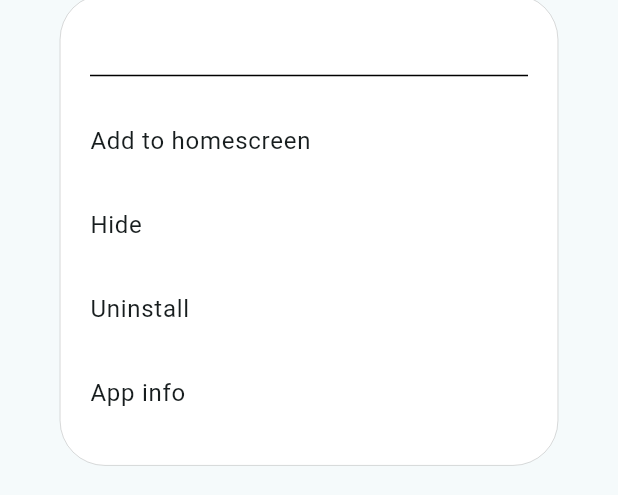
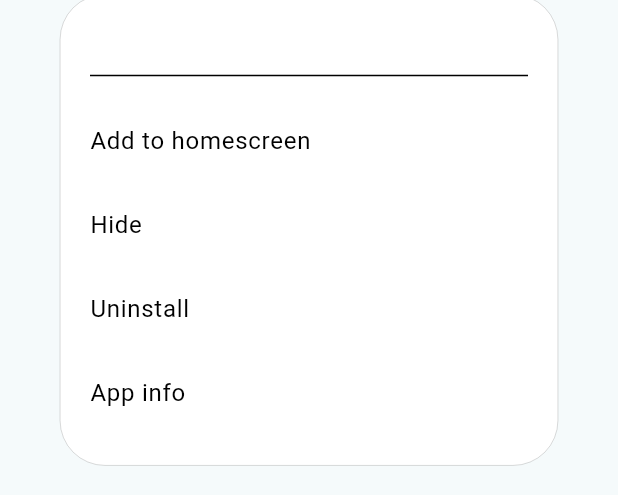
Before and after one commit to vishag002/theme_launcher, a Flutter app: the SimpleAlertDialogWidget widget shown alone on an empty page, opened directly with empty values, on a phone screen of 412 x 824 dp. Shown: the part 388-883 px from the top of the screen. Run offline on Flutter 3.47's test engine with Material 3 defaults, Android fonts, the light colour scheme and no system bars; our stand-ins replace carousel_slider, flutter_colorpicker, flutter_riverpod, get, shared_preferences; missing offline and left inert: installed_apps; accounts and stored records are empty; network calls fail.

Commit message:
app info

```diff
--- a/lib/views/home_screen.dart
+++ b/lib/views/home_screen.dart
@@ -59,6 +59,16 @@ class HomeScreen extends ConsumerWidget {
                 child: Container(
                   // color: Colors.amber.withOpacity(0.5),
                   width: w1,
+                  child: ListView.builder(
+                    physics: NeverScrollableScrollPhysics(),
+                    itemCount: 5,
+                    itemBuilder: (context, index) {
+                      return ListTile(
+                        textColor: Colors.white,
+                        title: Text("data"),
+                      );
+                    },
+                  ),
                 ),
               ),
             ],
--- a/lib/widgets/clock widgets/app_info_popUP_widget.dart
+++ b/lib/widgets/clock widgets/app_info_popUP_widget.dart
@@ -47,10 +47,11 @@ class SimpleAlertDialogWidget extends StatelessWidget {
             Column(
               crossAxisAlignment: CrossAxisAlignment.start,
               children: [
-                _buildFunctionTile('Add to homescreen', onAddToHomeScreen),
-                _buildFunctionTile('Hide', onHideApp),
-                _buildFunctionTile('Uninstall', onUninstallApp),
-                _buildFunctionTile('App info', onAppInfo),
+                _buildFunctionTile(
+                    'Add to homescreen', onAddToHomeScreen, context),
+                _buildFunctionTile('Hide', onHideApp, context),
+                _buildFunctionTile('Uninstall', onUninstallApp, context),
+                _buildFunctionTile('App info', onAppInfo, context),
               ],
             ),
           ],
@@ -59,36 +60,15 @@ class SimpleAlertDialogWidget extends StatelessWidget {
     );
   }
 
-  Widget _buildFunctionTile(String title, Function onTap) {
+  Widget _buildFunctionTile(String title, Function onTap, context) {
     return ListTile(
       title: Text(
         title,
-        style: const TextStyle(fontSize: 16),
+        style: TextStyle(
+            color: Theme.of(context).colorScheme.secondary, fontSize: 16),
       ),
       onTap: () => onTap(),
       contentPadding: EdgeInsets.zero,
     );
   }
 }
-
-void _addToHomeScreen() {}
-
-void _hideApp() {}
-
-void _uninstallApp(BuildContext context) {}
-
-void _showAppInfo() {}
-
-
-  // showDialog(
-  //               context: context,
-  //               builder: (BuildContext context) {
-  //                 return SimpleAlertDialogWidget(
-  //                   appName: app['appName'] ?? 'Unknown App',
-  //                   onAddToHomeScreen: () => _addToHomeScreen(),
-  //                   onHideApp: () => _hideApp(),
-  //                   onUninstallApp: () => _uninstallApp(context),
-  //                   onAppInfo: () => _showAppInfo(),
-  //                 );
-  //               },
-  //             );
```
Also changed, not shown: lib/controller/app_screen_controller.dart (+23 -6 lines), lib/services/app_info_service.dart (added, +14 -0 lines), lib/views/apps_screen.dart (+43 -2 lines), lib/controller/app_functions_controller.dart (added).
